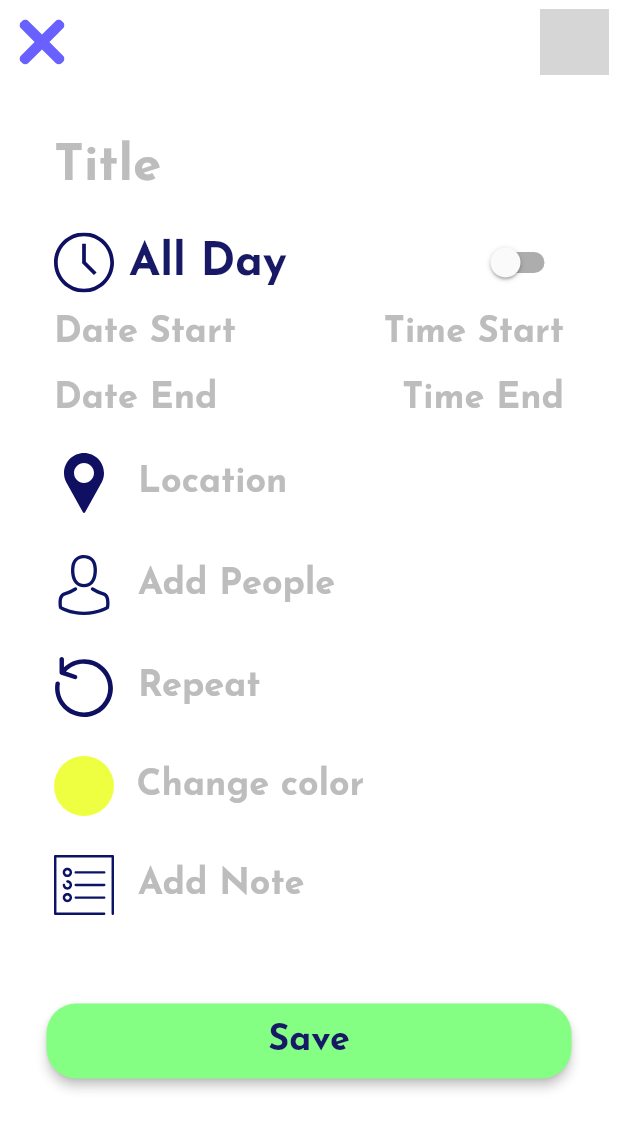
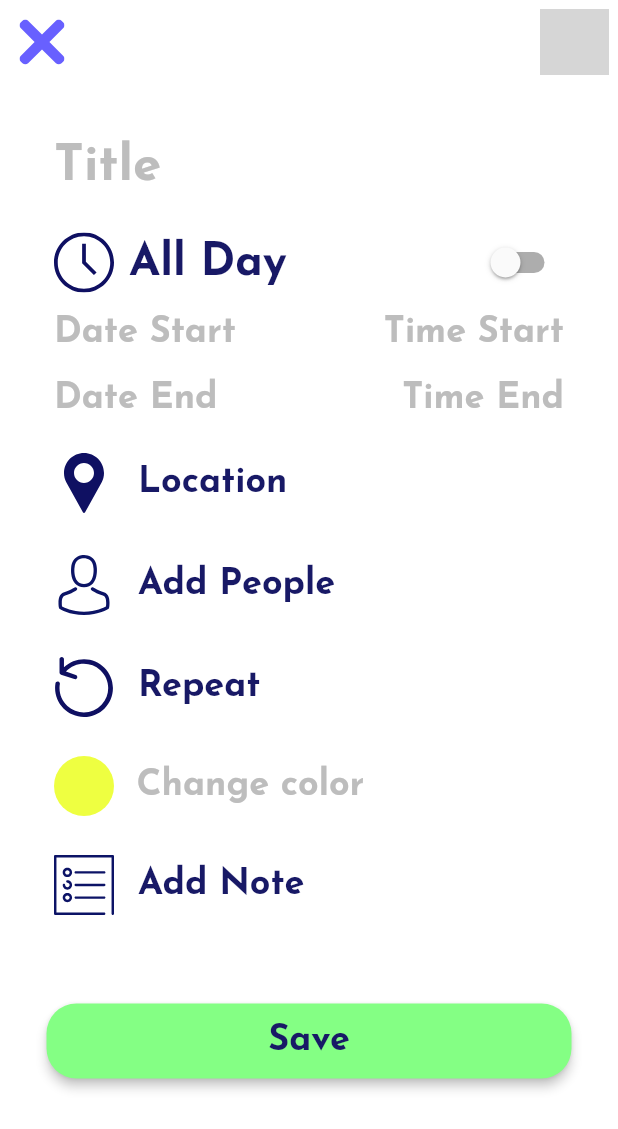
Before and after one commit to abraaoribeiro/calendr_todo, a Flutter app: the TaskFormPage screen opened by its route, on a phone screen of 412 x 824 dp. Shown: the top 1129 px of the screen. Run offline on Flutter 3.47's test engine with Material 2 defaults, Android fonts, the phone set to English and light mode, and no system bars; our stand-ins replace contacts_service, flutter_colorpicker, flutter_modular, flutter_svg, google_fonts, mobx and 2 more; missing offline and left inert: flutter_rounded_date_picker, permission; generated files the repository leaves out were written again; network calls fail; grey boxes are pictures that could not be loaded.

Commit message:
redirecionando os dados do contato para o formulario

```diff
--- a/lib/app/modules/task_form/components/input_icon.dart
+++ b/lib/app/modules/task_form/components/input_icon.dart
@@ -1,4 +1,3 @@
-
 import 'package:calendr_todo/app/core/consts/colors_consts.dart';
 import 'package:flutter/cupertino.dart';
 import 'package:flutter/material.dart';
@@ -14,7 +13,6 @@ class InputIcon extends StatelessWidget {
 
   @override
   Widget build(BuildContext context) {
-
     return Padding(
       padding: const EdgeInsets.symmetric(vertical: 10, horizontal: 20),
       child: TextFormField(
@@ -25,7 +23,7 @@ class InputIcon extends StatelessWidget {
           alignLabelWithHint: true,
           hintStyle: TextStyle(
             fontWeight: FontWeight.w700,
-            color: ColorsConst.grey400,
+            color: text == null ? ColorsConst.grey400 : ColorsConst.textColor,
             fontSize: fontSize,
           ),
           icon: SvgPicture.asset(
--- a/lib/app/modules/task_form/task_form_page.dart
+++ b/lib/app/modules/task_form/task_form_page.dart
@@ -1,3 +1,5 @@
+import 'dart:typed_data';
+
 import 'package:calendr_todo/app/core/consts/colors_consts.dart';
 import 'package:calendr_todo/app/modules/contact_list/contact_list.dart';
 import 'package:calendr_todo/app/modules/task_form/components/input_date.dart';
@@ -15,7 +17,9 @@ import 'task_form_controller.dart';
 
 class TaskFormPage extends StatefulWidget {
   final String title;
-  const TaskFormPage({Key key, this.title = "TaskForm"}) : super(key: key);
+  final String contactName;
+  final Uint8List contactAvatar;
+  const TaskFormPage({Key key, this.title = "TaskForm", this.contactName, this.contactAvatar}) : super(key: key);
 
   @override
   _TaskFormPageState createState() => _TaskFormPageState();
@@ -25,11 +29,13 @@ class _TaskFormPageState
     extends ModularState<TaskFormPage, TaskFormController> {
   //use 'controller' variable to access controller
   final _formKey = new GlobalKey<FormState>();
+
   Color currentColor = Colors.limeAccent;
+
   List<Color> currentColors = [Colors.limeAccent, Colors.green];
+
   void changeColor(Color color) => setState(() => currentColor = color);
-  void changeColors(List<Color> colors) =>
-      setState(() => currentColors = colors);
+  void changeColors(List<Color> colors) => setState(() => currentColors = colors);
 
   @override
   Widget build(BuildContext context) {
@@ -91,9 +97,9 @@ class _TaskFormPageState
                 icon: "pin",
               ),
               InputIcon(
-                text: "Add People",
+                text: widget.contactName == null ? "Add People" : widget.contactName,
                 fontSize: 24,
-                icon: "user",
+                icon: widget.contactAvatar == null ? "user" : widget.contactAvatar,
                 funcion: () => showMaterialModalBottomSheet(
                   context: context,
                   builder: (context, scrollController) => ContactListPage(),
@@ -115,6 +121,7 @@ class _TaskFormPageState
           ),
         ));
   }
+
 
   Widget _showInputColor() {
     return Padding(
```
Also changed, not shown: lib/app/modules/contact_list/contact_list.dart (+10 -1 lines).
